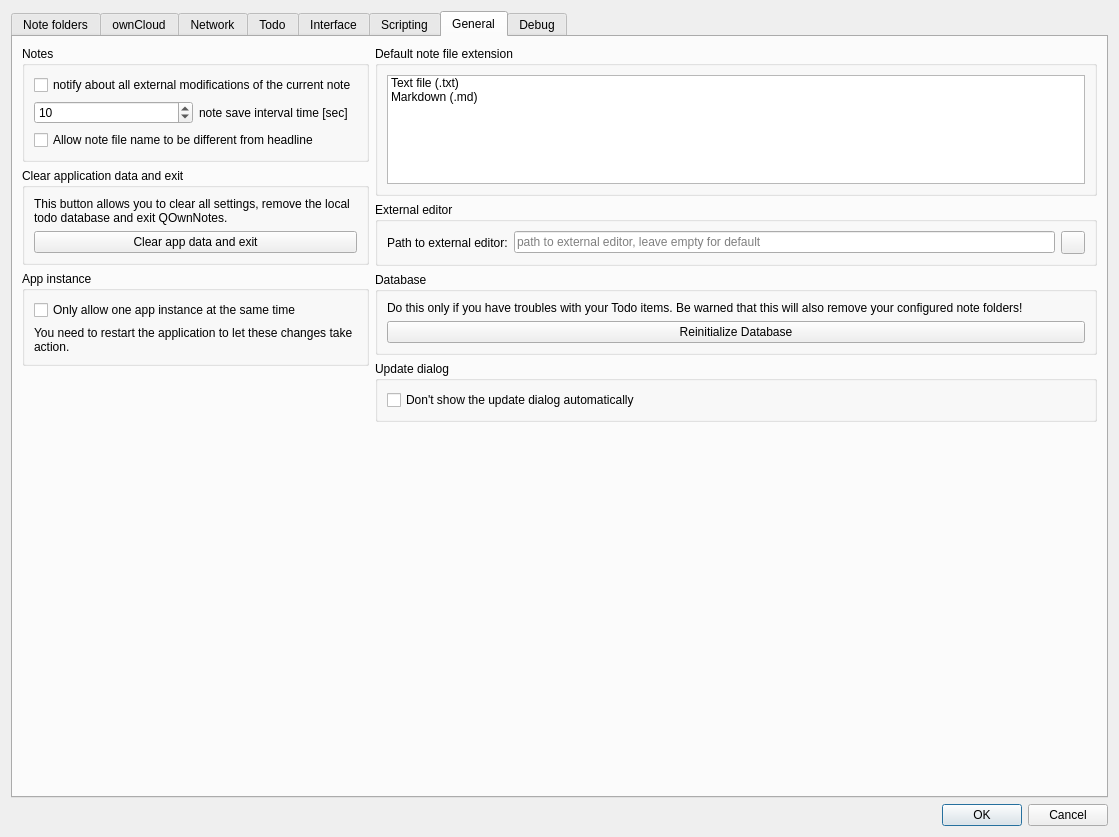
Above: src/dialogs/settingsdialog.ui from pbek/QOwnNotes before the change. Below: the same form after it.
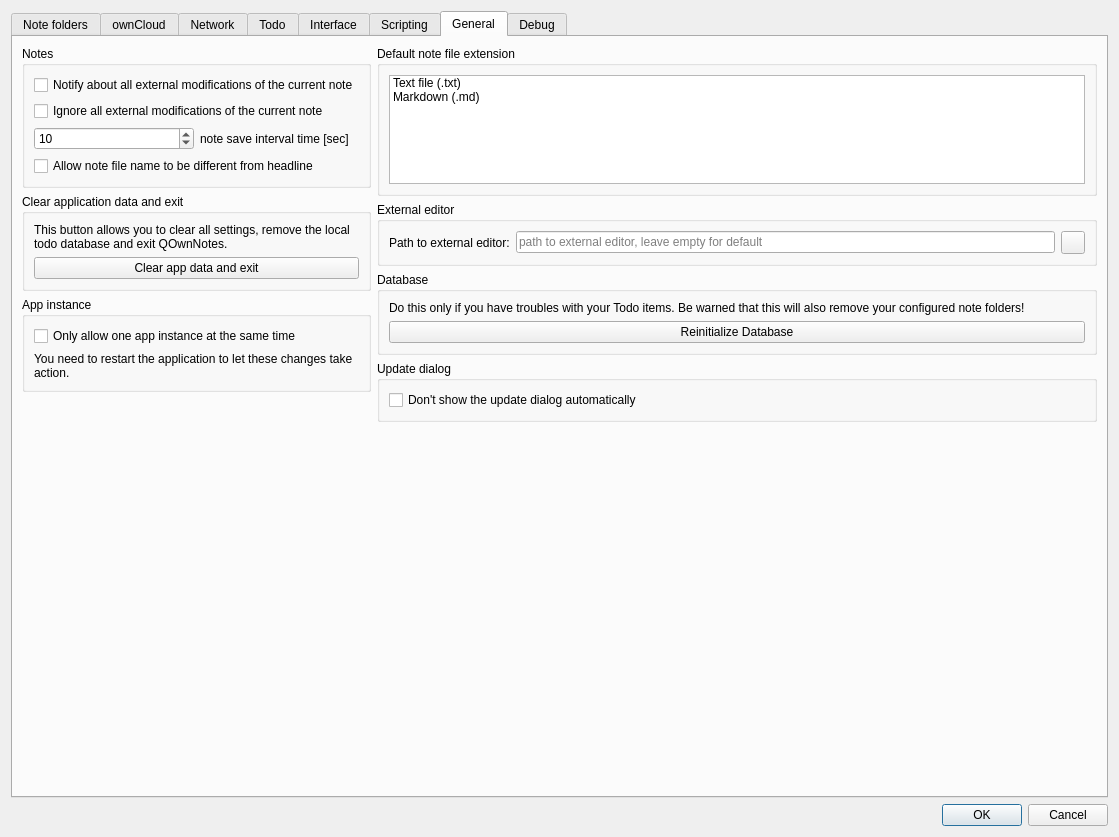
That is the form after the change. The open tabs and pages were chosen to show the change. Icons and pictures are not drawn. Custom widgets are drawn as their Qt base class.

Commit message: you are now able to ignore all external modifications of your note file

```diff
--- a/src/dialogs/settingsdialog.ui
+++ b/src/dialogs/settingsdialog.ui
@@ -2102,7 +2102,7 @@
               <string>Notes</string>
              </property>
              <layout class="QGridLayout" name="gridLayout_5">
-              <item row="1" column="1">
+              <item row="2" column="1">
                <widget class="QLabel" name="noteSaveIntervalTimeLabel">
                 <property name="toolTip">
                  <string>You might run into sync troubles with older versions of ownCloud sync when going far below 10 sec.
@@ -2122,11 +2122,11 @@
                  <enum>Qt::LeftToRight</enum>
                 </property>
                 <property name="text">
-                 <string>notify about all external modifications of the current note</string>
+                 <string>Notify about all external modifications of the current note</string>
                 </property>
                </widget>
               </item>
-              <item row="1" column="0">
+              <item row="2" column="0">
                <widget class="QSpinBox" name="noteSaveIntervalTime">
                 <property name="toolTip">
                  <string/>
@@ -2145,7 +2145,7 @@
                 </property>
                </widget>
               </item>
-              <item row="2" column="0" colspan="2">
+              <item row="3" column="0" colspan="2">
                <widget class="QCheckBox" name="allowDifferentNoteFileNameCheckBox">
                 <property name="toolTip">
                  <string>Allow the note file name to be different from the headline.&lt;br&gt;Be aware of that ownCloud notes needs them to be the same!</string>
@@ -2158,6 +2158,19 @@
                 </property>
                </widget>
               </item>
+              <item row="1" column="0" colspan="2">
+               <widget class="QCheckBox" name="ignoreAllExternalModificationsCheckBox">
+                <property name="toolTip">
+                 <string>Check this if you want to ignore all external modifications while you are editing the current note.</string>
+                </property>
+                <property name="layoutDirection">
+                 <enum>Qt::LeftToRight</enum>
+                </property>
+                <property name="text">
+                 <string>Ignore all external modifications of the current note</string>
+                </property>
+               </widget>
+              </item>
              </layout>
             </widget>
            </item>
```
The commit also changes 19 other files.
